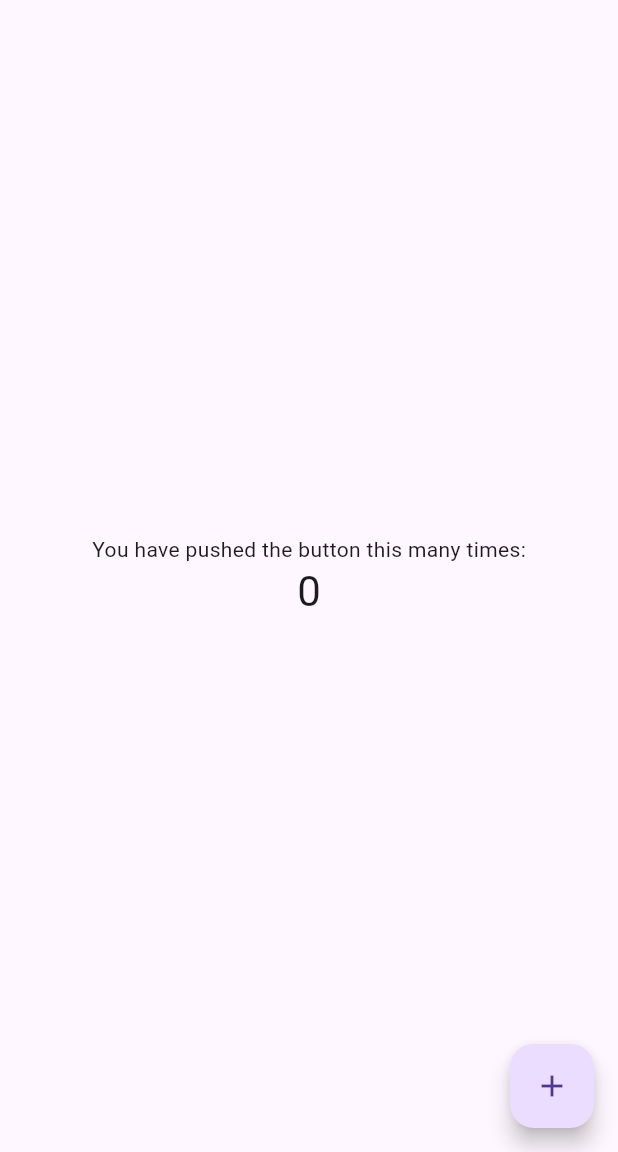
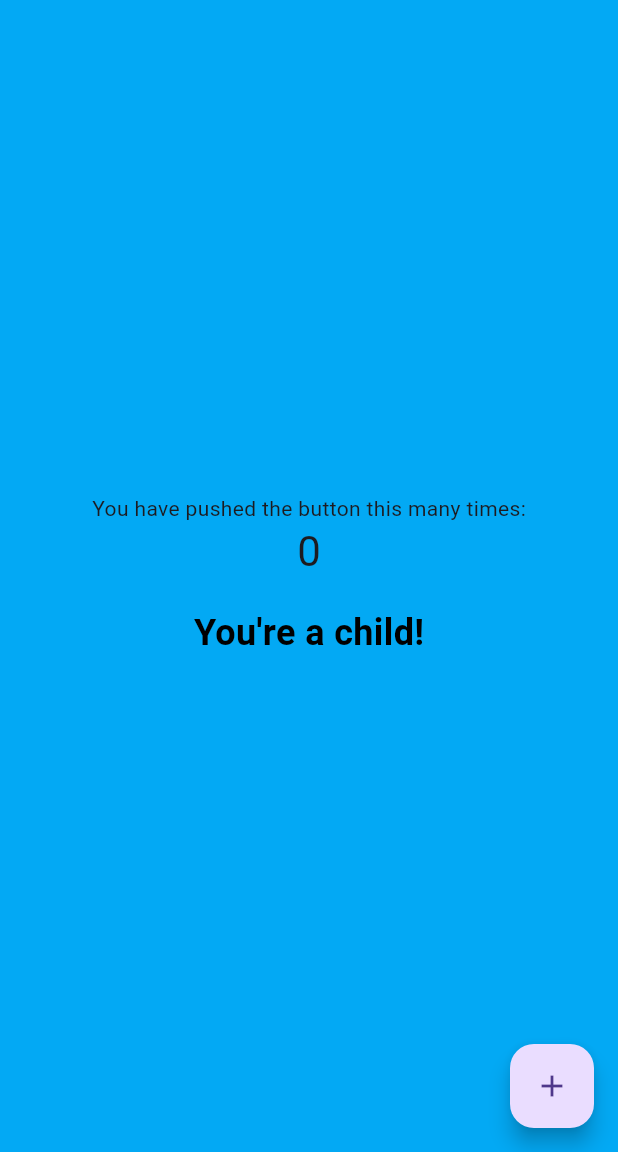
Before and after one commit to nuhs101/age_counter, a Flutter app: the screen it shows after launch, on a phone screen of 412 x 824 dp, the part 84-1236 px from its top. Run offline on Flutter 3.47's test engine with Material 3 defaults, Android fonts, the phone set to English and light mode, and no system bars; missing offline and left inert: window_size.

Commit message:
milestone categories

```diff
--- a/lib/main.dart
+++ b/lib/main.dart
@@ -42,6 +42,21 @@ class Counter with ChangeNotifier {
     value += 1;
     notifyListeners();
   }
+
+  // Define the milestone categories and return appropriate message and color
+  Map<String, dynamic> getAgeMilestone() {
+    if (value >= 0 && value <= 12) {
+      return {'message': "You're a child!", 'color': Colors.lightBlue};
+    } else if (value >= 13 && value <= 19) {
+      return {'message': "Teenager time!", 'color': Colors.lightGreen};
+    } else if (value >= 20 && value <= 30) {
+      return {'message': "You're a young adult!", 'color': Colors.yellow};
+    } else if (value >= 31 && value <= 50) {
+      return {'message': "You're an adult now!", 'color': Colors.orange};
+    } else {
+      return {'message': "Golden years!", 'color': Colors.grey};
+    }
+  }
 }
 
 class MyApp extends StatelessWidget {
@@ -64,20 +79,35 @@ class MyHomePage extends StatelessWidget {
   Widget build(BuildContext context) {
     return Scaffold(
       appBar: AppBar(title: const Text('Flutter Demo Home Page')),
-      body: Center(
+      body: Consumer<Counter>(
+        builder: (context, counter, child) {
+          // Get the milestone message and color based on the counter value
+          final milestone = counter.getAgeMilestone();
+          return Container(
+            color: milestone['color'], // Set the background color
+            child: Center(
               child: Column(
                 mainAxisAlignment: MainAxisAlignment.center,
                 children: [
                   const Text('You have pushed the button this many times:'),
-            Consumer<Counter>(
-              builder:
-                  (context, counter, child) => Text(
+                  Text(
                     '${counter.value}',
                     style: Theme.of(context).textTheme.headlineMedium,
+                  ),
+                  const SizedBox(height: 20),
+                  Text(
+                    milestone['message']!,
+                    style: TextStyle(
+                      fontSize: 24,
+                      fontWeight: FontWeight.bold,
+                      color: Colors.black,
                     ),
                   ),
                 ],
               ),
+            ),
+          );
+        },
       ),
       floatingActionButton: FloatingActionButton(
         onPressed: () {
```
Lines whose indentation alone changed are shown as unchanged.
